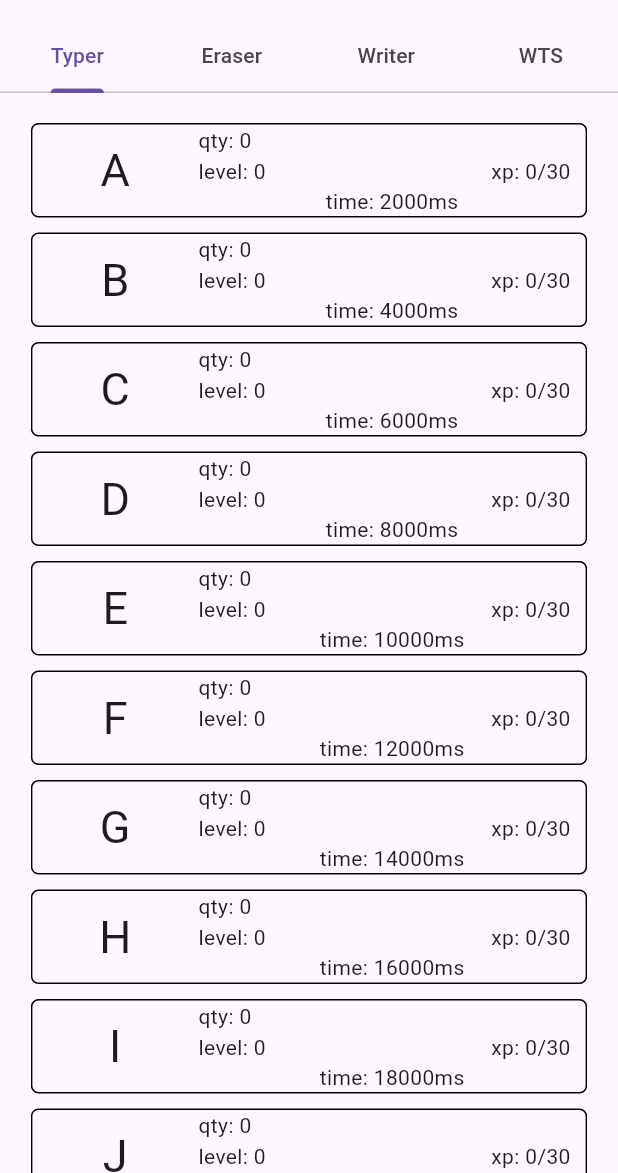
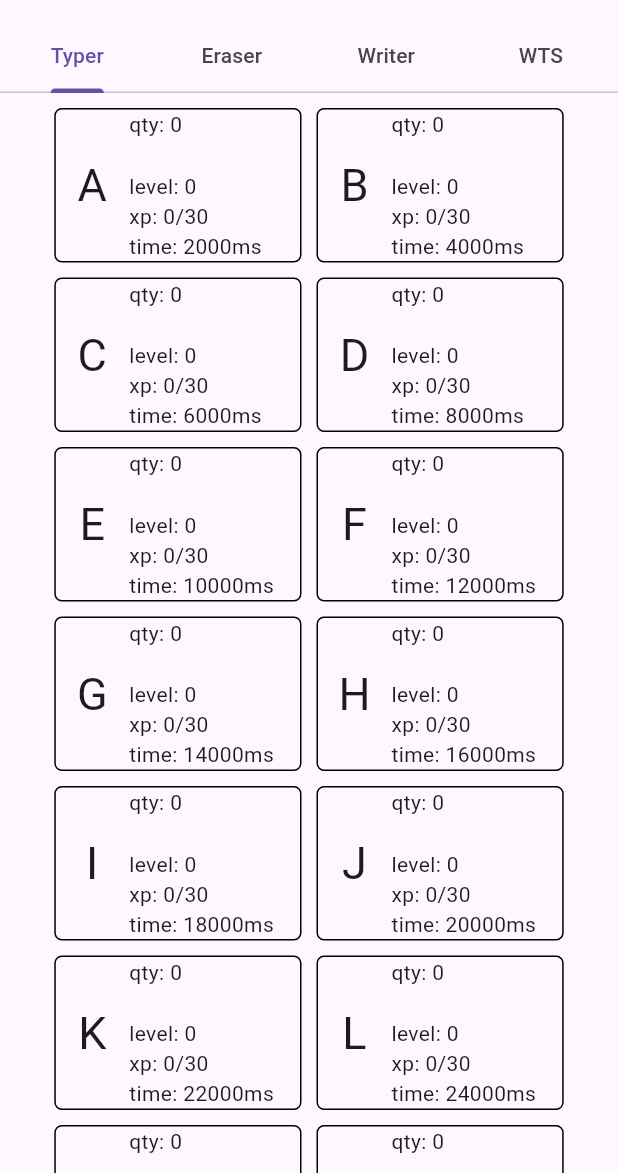
Before and after one commit to daaug/ComputerIdle, a Flutter app: the screen it shows after launch, on a phone screen of 412 x 824 dp, the part 63-1236 px from its top. Run offline on Flutter 3.47's test engine with Material 3 defaults, Android fonts, the phone set to English and light mode, and no system bars.

Commit message:
Fix start/stop timer + new layout

```diff
--- a/lib/keyboard.dart
+++ b/lib/keyboard.dart
@@ -68,10 +68,11 @@ class _MyTyperState extends State<MyTyper> {
   int currWorkingId = 1000;
 
   runTimer(int id){
-    if (timer.isActive) {
+    if (timer.isActive && id == currWorkingId) {
       timer.cancel();
-    }
-
+    } else {
+      currWorkingId = id;
+      timer.cancel();
       timer = Timer.periodic(
         Duration(milliseconds: kbdData[id][kbdCols['time']]),
         (t){
@@ -89,6 +90,7 @@ class _MyTyperState extends State<MyTyper> {
           print('NAME: ${kbdData[id][0]}\tQty: ${kbdData[id][4]}\tXP: ${kbdData[id][3]}\tLEVEL: ${kbdData[id][2]} ');
         }
       );
+    }
 
   } // runTimer()
 
@@ -102,9 +104,10 @@ class _MyTyperState extends State<MyTyper> {
 
   @override
   Widget build(BuildContext context) {
-    return ListView(
-      scrollDirection: Axis.vertical,
-      padding: const EdgeInsets.only(top: 10, bottom: 10),
+    return Wrap(
+      direction: Axis.horizontal,
+      spacing: 10,
+      alignment: WrapAlignment.center,
       children: [
         for(var i = 0; i < kbdData.length; i++)
           Padding(
--- a/lib/list_elements.dart
+++ b/lib/list_elements.dart
@@ -33,10 +33,11 @@ class _MyElementState extends State<MyElement> {
 
   @override
   Widget build(BuildContext context) {
-    return InkWell(
-      onTap: () => widget.runTimer(widget.id),
-      child: Container(
+    return  Container(
         alignment: Alignment.center,
+        constraints: BoxConstraints(
+          maxWidth: MediaQuery.of(context).size.width * 0.4,
+        ),
         decoration: BoxDecoration(
           border: Border.all(
             width: 1,
@@ -44,6 +45,8 @@ class _MyElementState extends State<MyElement> {
           ),
           borderRadius: BorderRadius.circular(5),
         ),
+        child:InkWell(
+          onTap: () => widget.runTimer(widget.id),
           child: Flex(
             direction: Axis.horizontal,
             mainAxisAlignment: MainAxisAlignment.spaceEvenly,
@@ -60,34 +63,19 @@ class _MyElementState extends State<MyElement> {
               Expanded(
                 flex: 7,
                 child: Column(
-                children: [
-                  Row( // First Row
-                    mainAxisAlignment: MainAxisAlignment.spaceBetween,
+                  crossAxisAlignment: CrossAxisAlignment.start,
                   children: [
                     Text('qty: ${widget.qty}'),
-                      Padding(
-                        padding: const EdgeInsets.only(right: 10),
-                        child: widget.cost != 0 ? Text('cost: ${widget.cost}') : const Text(''),
-                      )
-                    ],
-                  ),
-                  Row( // Second Row
-                    mainAxisAlignment: MainAxisAlignment.spaceBetween,
-                    children: [
+                    widget.cost != 0 ? Text('cost: ${widget.cost}') : const Text(''),
                     Text('level: ${widget.level}'),
-                      Padding(
-                        padding: const EdgeInsets.only(right: 10),
-                        child: Text('xp: ${widget.xp}/${(((kbdData[widget.id][kbdCols['level']]/10)+1) * 30).toInt()}'),
-                      ),
-                    ],
-                  ),
+                    Text('xp: ${widget.xp}/${(((kbdData[widget.id][kbdCols['level']]/10)+1) * 30).toInt()}'),
                     Text('time: ${widget.fullTime}ms'),
                   ],
                 ),
               )
             ],
           ), // END Row
-      )
+        ), // END InkWell
     ); // END Container
   }
 }
```
Lines whose indentation alone changed are shown as unchanged.
